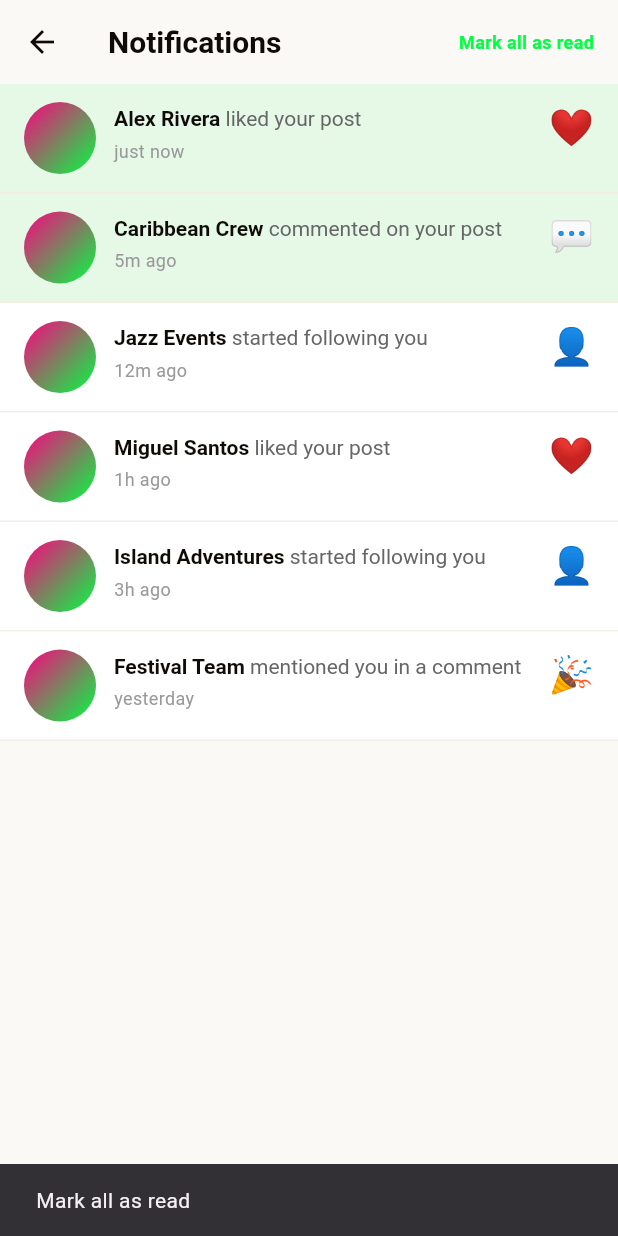
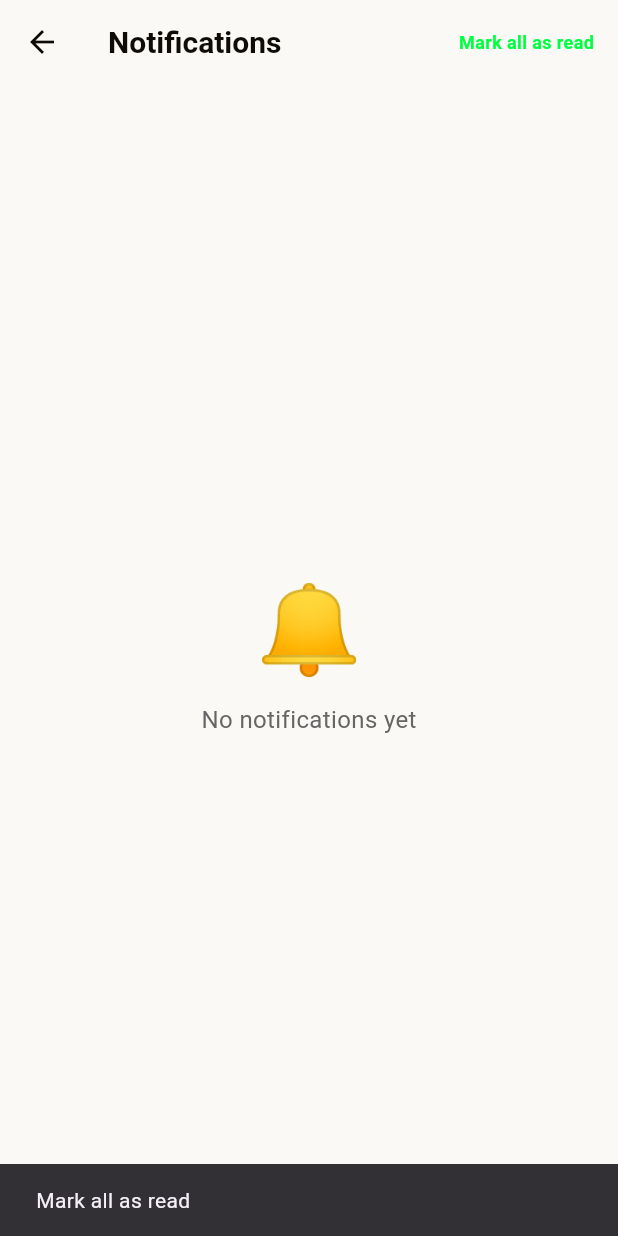
Before and after one commit to siglermichael1977-cyber/limeapp, a Flutter app: the NotificationsScreen screen opened directly, after a tap on "Mark all as read", on a phone screen of 412 x 824 dp. Run offline on Flutter 3.47's test engine with Material 3 defaults, Android fonts, the phone set to English and light mode, and no system bars; our stand-ins replace firebase_core; accounts and stored records are empty; Roboto replaces fonts that are missing (Segoe UI).

Commit message:
Build 10: clear remaining demo data from Search, Feed, Notifications

```diff
--- a/lib/screens/feed_screen.dart
+++ b/lib/screens/feed_screen.dart
@@ -20,56 +20,7 @@ class _FeedScreenState extends State<FeedScreen> {
   }
 
   void _loadPosts() {
-    posts = [
-      Post(
-        id: '1',
-        userId: 'user1',
-        userName: 'Alex Rivera',
-        userAvatar: 'avatar1',
-        content: 'Just finished an amazing hike on the island! 🏔️ The views were incredible.',
-        createdAt: DateTime.now().subtract(const Duration(minutes: 5)),
-        likes: 342,
-        comments: 28,
-        shares: 15,
-        isLiked: false,
-      ),
-      Post(
-        id: '2',
-        userId: 'user2',
-        userName: 'Caribbean Crew',
-        userAvatar: 'avatar2',
-        content: 'New music production featuring local artists dropping tomorrow! Stay tuned 🎵',
-        createdAt: DateTime.now().subtract(const Duration(minutes: 32)),
-        likes: 856,
-        comments: 67,
-        shares: 234,
-        isLiked: true,
-      ),
-      Post(
-        id: '3',
-        userId: 'user3',
-        userName: 'Jazz Events',
-        userAvatar: 'avatar3',
-        content: 'Tonight\'s jazz night was unforgettable! Thanks to everyone who came out! 🎷',
-        createdAt: DateTime.now().subtract(const Duration(hours: 1)),
-        likes: 523,
-        comments: 42,
-        shares: 89,
-        isLiked: false,
-      ),
-      Post(
-        id: '4',
-        userId: 'user4',
-        userName: 'Island Adventures',
-        userAvatar: 'avatar4',
-        content: 'Exploring hidden beaches is my favorite pastime. Where should I go next? 🏖️',
-        createdAt: DateTime.now().subtract(const Duration(hours: 3)),
-        likes: 234,
-        comments: 56,
-        shares: 12,
-        isLiked: false,
-      ),
-    ];
+    posts = [];
   }
 
   @override
--- a/lib/screens/notifications_screen.dart
+++ b/lib/screens/notifications_screen.dart
@@ -20,68 +20,7 @@ class _NotificationsScreenState extends State<NotificationsScreen> {
   }
 
   void _loadNotifications() {
-    notifications = [
-      Notification(
-        id: '1',
-        userId: 'user1',
-        userName: 'Alex Rivera',
-        userAvatar: 'avatar1',
-        type: NotificationType.like,
-        content: 'liked your post',
-        createdAt: DateTime.now(),
-        isRead: false,
-      ),
-      Notification(
-        id: '2',
-        userId: 'user2',
-        userName: 'Caribbean Crew',
-        userAvatar: 'avatar2',
-        type: NotificationType.comment,
-        content: 'commented on your post',
-        createdAt: DateTime.now().subtract(const Duration(minutes: 5)),
-        isRead: false,
-      ),
-      Notification(
-        id: '3',
-        userId: 'user3',
-        userName: 'Jazz Events',
-        userAvatar: 'avatar3',
-        type: NotificationType.follow,
-        content: 'started following you',
-        createdAt: DateTime.now().subtract(const Duration(minutes: 12)),
-        isRead: true,
-      ),
-      Notification(
-        id: '4',
-        userId: 'user4',
-        userName: 'Miguel Santos',
-        userAvatar: 'avatar4',
-        type: NotificationType.like,
-        content: 'liked your post',
-        createdAt: DateTime.now().subtract(const Duration(hours: 1)),
-        isRead: true,
-      ),
-      Notification(
-        id: '5',
-        userId: 'user5',
-        userName: 'Island Adventures',
-        userAvatar: 'avatar5',
-        type: NotificationType.follow,
-        content: 'started following you',
-        createdAt: DateTime.now().subtract(const Duration(hours: 3)),
-        isRead: true,
-      ),
-      Notification(
-        id: '6',
-        userId: 'user6',
-        userName: 'Festival Team',
-        userAvatar: 'avatar6',
-        type: NotificationType.mention,
-        content: 'mentioned you in a comment',
-        createdAt: DateTime.now().subtract(const Duration(days: 1)),
-        isRead: true,
-      ),
-    ];
+    notifications = [];
   }
 
   @override
--- a/lib/screens/search_screen.dart
+++ b/lib/screens/search_screen.dart
@@ -12,21 +12,9 @@ class _SearchScreenState extends State<SearchScreen> {
   final _searchController = TextEditingController();
   bool _isSearching = false;
 
-  final List<Map<String, String>> trendingTags = [
-    {'tag': '#CaribeanVibes', 'count': '12.5K'},
-    {'tag': '#IslandLife', 'count': '8.3K'},
-    {'tag': '#LimeMusic', 'count': '6.7K'},
-    {'tag': '#CommunityFirst', 'count': '5.2K'},
-    {'tag': '#TravelDiaries', 'count': '4.1K'},
-    {'tag': '#LocalArt', 'count': '3.8K'},
-  ];
+  final List<Map<String, String>> trendingTags = [];
 
-  final List<Map<String, String>> popularUsers = [
-    {'name': 'Alex Rivera', 'handle': '@alexrivera', 'followers': '45.2K'},
-    {'name': 'Jazz Events', 'handle': '@jazzevents', 'followers': '32.1K'},
-    {'name': 'Island Adventures', 'handle': '@islandadv', 'followers': '28.5K'},
-    {'name': 'Caribbean Crew', 'handle': '@caribcrew', 'followers': '19.7K'},
-  ];
+  final List<Map<String, String>> popularUsers = [];
 
   @override
   void dispose() {
--- a/pubspec.yaml
+++ b/pubspec.yaml
@@ -2,7 +2,7 @@ name: lime_app
 description: "Lime - A Caribbean social media app connecting island communities."
 publish_to: 'none'
 
-version: 1.0.0+9
+version: 1.0.0+10
 
 environment:
   sdk: '>=3.0.0 <4.0.0'
```
